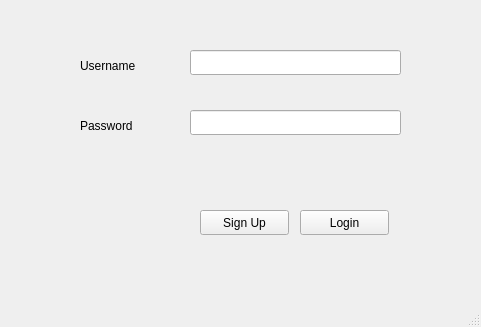
RexMudanya/cafe, file user interfaces/login.ui: the form before one commit.
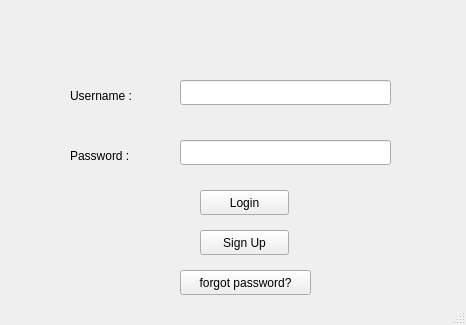
The form after the commit.

Commit message: added login and sign up ui

```diff
--- a/user interfaces/login.ui
+++ b/user interfaces/login.ui
@@ -6,8 +6,8 @@
    <rect>
     <x>0</x>
     <y>0</y>
-    <width>481</width>
-    <height>327</height>
+    <width>466</width>
+    <height>325</height>
    </rect>
   </property>
   <property name="windowTitle">
@@ -17,34 +17,34 @@
    <widget class="QLabel" name="label">
     <property name="geometry">
      <rect>
-      <x>80</x>
-      <y>50</y>
+      <x>70</x>
+      <y>80</y>
       <width>101</width>
       <height>31</height>
      </rect>
     </property>
     <property name="text">
-     <string>Username</string>
+     <string>Username :</string>
     </property>
    </widget>
    <widget class="QLabel" name="label_2">
     <property name="geometry">
      <rect>
-      <x>80</x>
-      <y>110</y>
+      <x>70</x>
+      <y>140</y>
       <width>101</width>
       <height>31</height>
      </rect>
     </property>
     <property name="text">
-     <string>Password</string>
+     <string>Password :</string>
     </property>
    </widget>
    <widget class="QLineEdit" name="lineEdit">
     <property name="geometry">
      <rect>
-      <x>190</x>
-      <y>50</y>
+      <x>180</x>
+      <y>80</y>
       <width>211</width>
       <height>25</height>
      </rect>
@@ -53,8 +53,8 @@
    <widget class="QLineEdit" name="lineEdit_2">
     <property name="geometry">
      <rect>
-      <x>190</x>
-      <y>110</y>
+      <x>180</x>
+      <y>140</y>
       <width>211</width>
       <height>25</height>
      </rect>
@@ -63,8 +63,8 @@
    <widget class="QPushButton" name="pushButton">
     <property name="geometry">
      <rect>
-      <x>300</x>
-      <y>210</y>
+      <x>200</x>
+      <y>190</y>
       <width>89</width>
       <height>25</height>
      </rect>
@@ -77,7 +77,7 @@
     <property name="geometry">
      <rect>
       <x>200</x>
-      <y>210</y>
+      <y>230</y>
       <width>89</width>
       <height>25</height>
      </rect>
@@ -86,6 +86,19 @@
      <string>Sign Up</string>
     </property>
    </widget>
+   <widget class="QPushButton" name="pwdRstBtn">
+    <property name="geometry">
+     <rect>
+      <x>180</x>
+      <y>270</y>
+      <width>131</width>
+      <height>25</height>
+     </rect>
+    </property>
+    <property name="text">
+     <string>forgot password?</string>
+    </property>
+   </widget>
   </widget>
   <widget class="QStatusBar" name="statusbar"/>
  </widget>
```
Left out of the diff: 16 changed lines with no effect on the pictures. The commit also changes 5 other files.
